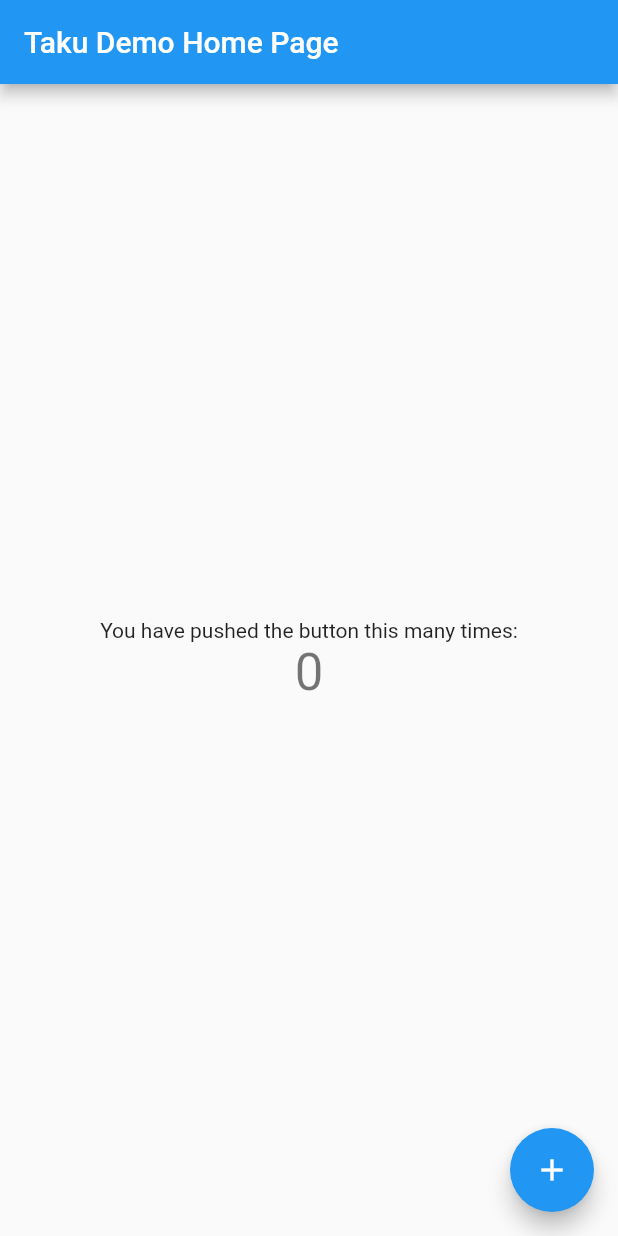
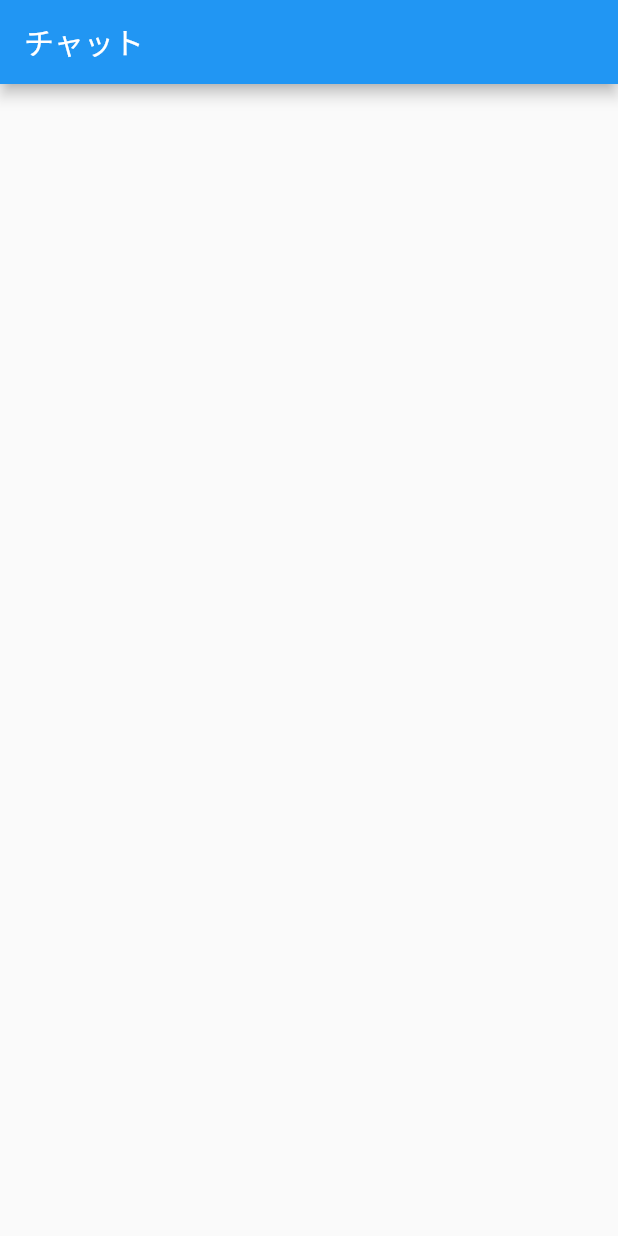
Before and after one commit to Rtaaaaabo/flutter_friendlychat, a Flutter app: the screen it shows after launch, on a phone screen of 412 x 824 dp. Run offline on Flutter 3.47's test engine with Material 2 defaults, Android fonts, the phone set to English and light mode, and no system bars.

Commit message:
最初のページを作成

```diff
--- a/lib/main.dart
+++ b/lib/main.dart
@@ -7,82 +7,17 @@ class MyApp extends StatelessWidget {
   @override
   Widget build(BuildContext context) {
     return MaterialApp(
-      title: 'Flutter Demo',
-      theme: ThemeData(
-        primarySwatch: Colors.blue,
-      ),
-      home: MyHomePage(title: 'Taku Demo Home Page'),
+      title: 'Friendlychat',
+      home: new ChatScreen(),
     );
   }
 }
 
-class MyHomePage extends StatefulWidget {
-  MyHomePage({Key key, this.title}) : super(key: key);
-
-  final String title;
-
-  @override
-  _MyHomePageState createState() => _MyHomePageState();
-}
-
-class _MyHomePageState extends State<MyHomePage> {
-  int _counter = 0;
-
-  void _incrementCounter() {
-    setState(() {
-      _counter++;
-    });
-  }
-
+class ChatScreen extends StatelessWidget {
   @override
   Widget build(BuildContext context) {
-    // This method is rerun every time setState is called, for instance as done
-    // by the _incrementCounter method above.
-    //
-    // The Flutter framework has been optimized to make rerunning build methods
-    // fast, so that you can just rebuild anything that needs updating rather
-    // than having to individually change instances of widgets.
-    return Scaffold(
-      appBar: AppBar(
-        // Here we take the value from the MyHomePage object that was created by
-        // the App.build method, and use it to set our appbar title.
-        title: Text(widget.title),
-      ),
-      body: Center(
-        // Center is a layout widget. It takes a single child and positions it
-        // in the middle of the parent.
-        child: Column(
-          // Column is also a layout widget. It takes a list of children and
-          // arranges them vertically. By default, it sizes itself to fit its
-          // children horizontally, and tries to be as tall as its parent.
-          //
-          // Invoke "debug painting" (press "p" in the console, choose the
-          // "Toggle Debug Paint" action from the Flutter Inspector in Android
-          // Studio, or the "Toggle Debug Paint" command in Visual Studio Code)
-          // to see the wireframe for each widget.
-          //
-          // Column has various properties to control how it sizes itself and
-          // how it positions its children. Here we use mainAxisAlignment to
-          // center the children vertically; the main axis here is the vertical
-          // axis because Columns are vertical (the cross axis would be
-          // horizontal).
-          mainAxisAlignment: MainAxisAlignment.center,
-          children: <Widget>[
-            Text(
-              'You have pushed the button this many times:',
-            ),
-            Text(
-              '$_counter',
-              style: Theme.of(context).textTheme.display1,
-            ),
-          ],
-        ),
-      ),
-      floatingActionButton: FloatingActionButton(
-        onPressed: _incrementCounter,
-        tooltip: 'Increment',
-        child: Icon(Icons.add),
-      ), // This trailing comma makes auto-formatting nicer for build methods.
+    return new Scaffold(
+      appBar: new AppBar(title: new Text('チャット')),
     );
   }
 }
```
